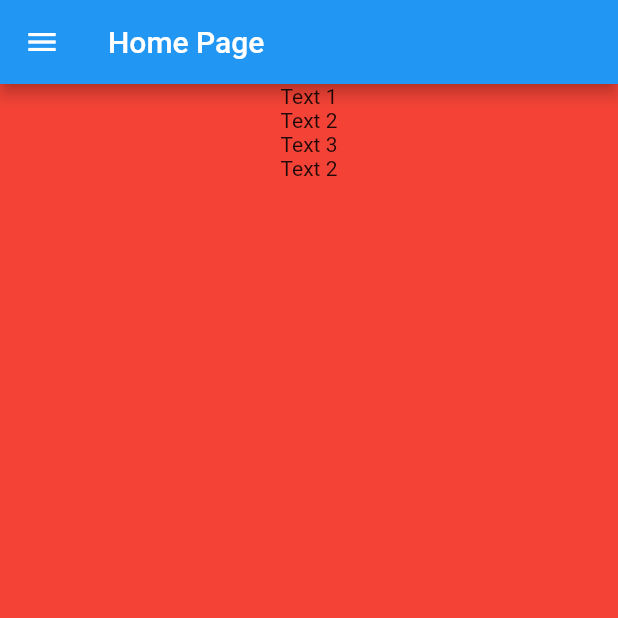
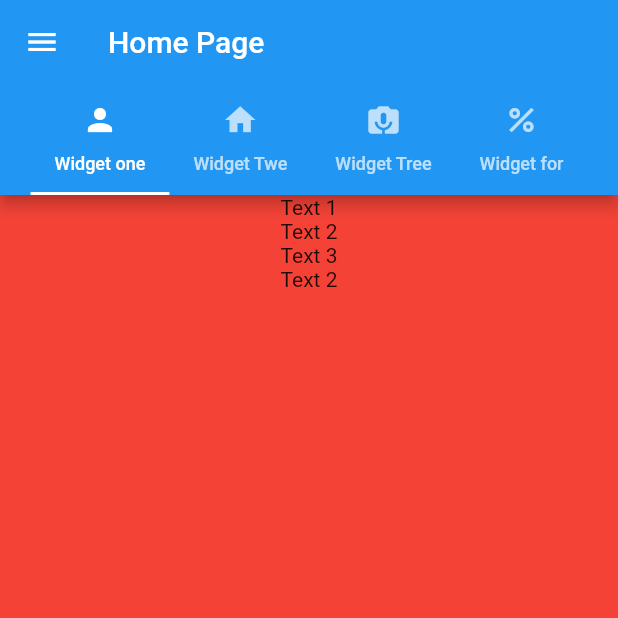
Before and after one commit to fredj789/PageView, a Flutter app: the screen it shows after launch, on a phone screen of 412 x 824 dp, the top half of it. Run offline on Flutter 3.47's test engine with Material 2 defaults, Android fonts, the phone set to English and light mode, and no system bars.

Commit message:
Programming Code  Flutter

```diff
--- a/lib/tuto.dart
+++ b/lib/tuto.dart
@@ -12,10 +12,40 @@ class _MyTestState extends State<MyTest> {
   Widget build(BuildContext context) {
     return DefaultTabController(
         length:
-            2, // cette nombre est identique au nombre de  whidget tabBar View
+            3, // cette nombre est identique au nombre de  whidget tabBar View
         child: Scaffold(
             appBar: AppBar(
               title: Text("Home Page"),
+              bottom: TabBar(
+                  //isscroller permet de activer le scroll dans app bar
+                  isScrollable: true,
+                  // le couleur de trais tab bar
+                  indicatorColor: Colors.white,
+                  // this size trait  for Tab bar
+                  indicatorWeight: 2,
+                  // LE COULEUR DE LABEL WHGDGET
+                  labelColor: Colors.white,
+                  //indicatorPadding: EdgeInsets.all(5),
+                  labelStyle: TextStyle(fontSize: 12),
+                  tabs: [
+                    // le nombre de tab elle sera egal au nombre de whidget
+                    Tab(
+                      child: Text("Widget one"),
+                      icon: Icon(Icons.person),
+                    ),
+                    Tab(
+                      child: Text("Widget Twe"),
+                      icon: Icon(Icons.home),
+                    ),
+                    Tab(
+                      child: Text("Widget Tree"),
+                      icon: Icon(Icons.perm_camera_mic),
+                    ),
+                    Tab(
+                      child: Text("Widget for"),
+                      icon: Icon(Icons.percent_sharp),
+                    ),
+                  ]),
             ),
             drawer: Drawer(),
             body: TabBarView(
@@ -40,6 +70,26 @@ class _MyTestState extends State<MyTest> {
                     Text("Text 6"),
                   ]),
                 ),
+                Container(
+                  width: double.infinity,
+                  color: Colors.brown,
+                  child: Column(children: [
+                    Text("Text 3"),
+                    Text("Text 4"),
+                    Text("Text 5"),
+                    Text("Text 6"),
+                  ]),
+                ),
+                Container(
+                  width: double.infinity,
+                  color: Colors.white,
+                  child: Column(children: [
+                    Text("Text 3"),
+                    Text("Text 4"),
+                    Text("Text 5"),
+                    Text("Text 6"),
+                  ]),
+                ),
               ],
             )));
   }
```
